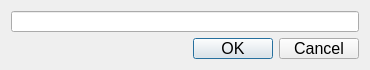
Old version of the form so2sdr/notedialog.ui in the repository n4ogw/so2sdr.
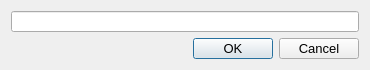
New version of the form.

Commit message: Changes related to latest Windows update. Mostly fixing font problems and inconsistencies.

```diff
--- a/so2sdr/notedialog.ui
+++ b/so2sdr/notedialog.ui
@@ -42,6 +42,11 @@
    </item>
    <item>
     <widget class="QDialogButtonBox" name="NoteButtonBox">
+     <property name="font">
+      <font>
+       <pointsize>10</pointsize>
+      </font>
+     </property>
      <property name="orientation">
       <enum>Qt::Horizontal</enum>
      </property>
```
Left out of the diff: 8 changed lines with no effect on the pictures. The commit also changes 18 other files.
